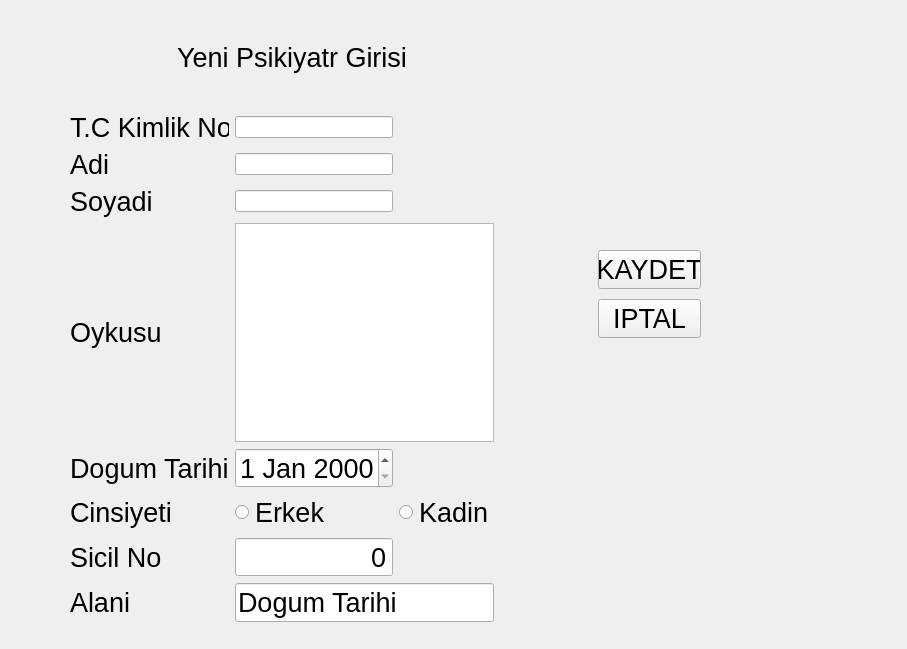
The window that Formlar/VeriFormlari/psikiyatrverigirisi.ui (batuhanbyk/YesilayYBS) describes before a commit, drawn with Qt 5.
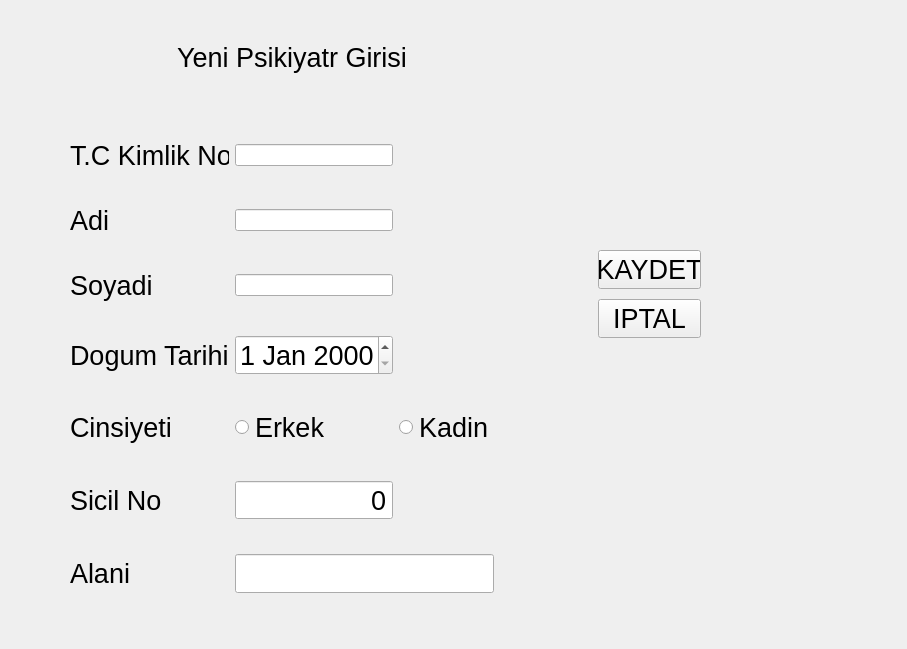
The same window after the commit.

Patch:
```diff
--- a/Formlar/VeriFormlari/psikiyatrverigirisi.ui
+++ b/Formlar/VeriFormlari/psikiyatrverigirisi.ui
@@ -31,7 +31,7 @@
     <string>Yeni Psikiyatr Girisi</string>
    </property>
   </widget>
-  <widget class="QWidget" name="">
+  <widget class="QWidget" name="layoutWidget">
    <property name="geometry">
     <rect>
      <x>70</x>
@@ -41,22 +41,15 @@
     </rect>
    </property>
    <layout class="QGridLayout" name="gridLayout_3">
-    <item row="0" column="0">
-     <widget class="QLabel" name="lblTc_2">
+    <item row="4" column="2">
+     <widget class="QRadioButton" name="rbKadin_2">
       <property name="font">
        <font>
         <pointsize>20</pointsize>
        </font>
       </property>
       <property name="text">
-       <string>T.C Kimlik No</string>
-      </property>
-     </widget>
-    </item>
-    <item row="0" column="1">
-     <widget class="QLineEdit" name="leTc_2">
-      <property name="text">
-       <string/>
+       <string>Kadin</string>
       </property>
      </widget>
     </item>
@@ -72,60 +65,7 @@
       </property>
      </widget>
     </item>
-    <item row="1" column="1">
-     <widget class="QLineEdit" name="leAdi_2">
-      <property name="text">
-       <string/>
-      </property>
-     </widget>
-    </item>
-    <item row="2" column="0">
-     <widget class="QLabel" name="lblSoyadi_2">
-      <property name="font">
-       <font>
-        <pointsize>20</pointsize>
-       </font>
-      </property>
-      <property name="text">
-       <string>Soyadi</string>
-      </property>
-     </widget>
-    </item>
-    <item row="2" column="1">
-     <widget class="QLineEdit" name="leSoyadi_2">
-      <property name="text">
-       <string/>
-      </property>
-     </widget>
-    </item>
-    <item row="3" column="0">
-     <widget class="QLabel" name="lblHes_2">
-      <property name="font">
-       <font>
-        <pointsize>20</pointsize>
-       </font>
-      </property>
-      <property name="text">
-       <string>Oykusu</string>
-      </property>
-     </widget>
-    </item>
-    <item row="3" column="1" colspan="2">
-     <widget class="QTextEdit" name="teOykusu_2"/>
-    </item>
-    <item row="4" column="0">
-     <widget class="QLabel" name="lblDogumTarihi_2">
-      <property name="font">
-       <font>
-        <pointsize>20</pointsize>
-       </font>
-      </property>
-      <property name="text">
-       <string>Dogum Tarihi</string>
-      </property>
-     </widget>
-    </item>
-    <item row="4" column="1">
+    <item row="3" column="1">
      <widget class="QDateEdit" name="deDogumTarihi_2">
       <property name="font">
        <font>
@@ -134,55 +74,7 @@
       </property>
      </widget>
     </item>
-    <item row="5" column="0">
-     <widget class="QLabel" name="lblCinsiyeti_2">
-      <property name="font">
-       <font>
-        <pointsize>20</pointsize>
-       </font>
-      </property>
-      <property name="text">
-       <string>Cinsiyeti</string>
-      </property>
-     </widget>
-    </item>
     <item row="5" column="1">
-     <widget class="QRadioButton" name="rbErkek_2">
-      <property name="font">
-       <font>
-        <pointsize>20</pointsize>
-       </font>
-      </property>
-      <property name="text">
-       <string>Erkek</string>
-      </property>
-     </widget>
-    </item>
-    <item row="5" column="2">
-     <widget class="QRadioButton" name="rbKadin_2">
-      <property name="font">
-       <font>
-        <pointsize>20</pointsize>
-       </font>
-      </property>
-      <property name="text">
-       <string>Kadin</string>
-      </property>
-     </widget>
-    </item>
-    <item row="6" column="0">
-     <widget class="QLabel" name="lblSicilNo">
-      <property name="font">
-       <font>
-        <pointsize>20</pointsize>
-       </font>
-      </property>
-      <property name="text">
-       <string>Sicil No</string>
-      </property>
-     </widget>
-    </item>
-    <item row="6" column="1">
      <widget class="QSpinBox" name="spnSicilNo">
       <property name="font">
        <font>
@@ -197,7 +89,112 @@
       </property>
      </widget>
     </item>
-    <item row="7" column="0">
+    <item row="5" column="0">
+     <widget class="QLabel" name="lblSicilNo">
+      <property name="font">
+       <font>
+        <pointsize>20</pointsize>
+       </font>
+      </property>
+      <property name="text">
+       <string>Sicil No</string>
+      </property>
+     </widget>
+    </item>
+    <item row="4" column="1">
+     <widget class="QRadioButton" name="rbErkek_2">
+      <property name="font">
+       <font>
+        <pointsize>20</pointsize>
+       </font>
+      </property>
+      <property name="text">
+       <string>Erkek</string>
+      </property>
+     </widget>
+    </item>
+    <item row="0" column="0">
+     <widget class="QLabel" name="lblTc_2">
+      <property name="font">
+       <font>
+        <pointsize>20</pointsize>
+       </font>
+      </property>
+      <property name="text">
+       <string>T.C Kimlik No</string>
+      </property>
+     </widget>
+    </item>
+    <item row="2" column="0">
+     <widget class="QLabel" name="lblSoyadi_2">
+      <property name="font">
+       <font>
+        <pointsize>20</pointsize>
+       </font>
+      </property>
+      <property name="text">
+       <string>Soyadi</string>
+      </property>
+     </widget>
+    </item>
+    <item row="6" column="1" colspan="2">
+     <widget class="QLineEdit" name="leAlani">
+      <property name="font">
+       <font>
+        <pointsize>20</pointsize>
+       </font>
+      </property>
+      <property name="text">
+       <string/>
+      </property>
+     </widget>
+    </item>
+    <item row="4" column="0">
+     <widget class="QLabel" name="lblCinsiyeti_2">
+      <property name="font">
+       <font>
+        <pointsize>20</pointsize>
+       </font>
+      </property>
+      <property name="text">
+       <string>Cinsiyeti</string>
+      </property>
+     </widget>
+    </item>
+    <item row="0" column="1">
+     <widget class="QLineEdit" name="leTc_2">
+      <property name="text">
+       <string/>
+      </property>
+     </widget>
+    </item>
+    <item row="3" column="0">
+     <widget class="QLabel" name="lblDogumTarihi_2">
+      <property name="font">
+       <font>
+        <pointsize>20</pointsize>
+       </font>
+      </property>
+      <property name="text">
+       <string>Dogum Tarihi</string>
+      </property>
+     </widget>
+    </item>
+    <item row="2" column="1">
+     <widget class="QLineEdit" name="leSoyadi_2">
+      <property name="text">
+       <string/>
+      </property>
+     </widget>
+    </item>
+    <item row="1" column="1">
+     <widget class="QLineEdit" name="leAdi_2">
+      <property name="text">
+       <string/>
+      </property>
+     </widget>
+    </item>
+    <item row="6" column="0">
      <widget class="QLabel" name="lblAlani">
       <property name="font">
        <font>
@@ -209,21 +206,9 @@
       </property>
      </widget>
     </item>
-    <item row="7" column="1" colspan="2">
-     <widget class="QLineEdit" name="leAlani">
-      <property name="font">
-       <font>
-        <pointsize>20</pointsize>
-       </font>
-      </property>
-      <property name="text">
-       <string>Dogum Tarihi</string>
-      </property>
-     </widget>
-    </item>
    </layout>
   </widget>
-  <widget class="QWidget" name="">
+  <widget class="QWidget" name="layoutWidget">
    <property name="geometry">
     <rect>
      <x>598</x>
```
